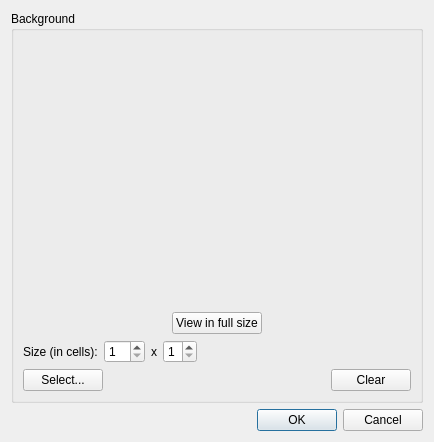
The window that client/src/ui/dialogs/layout_settings_dialog.ui (networkoptix/nx_open) describes before a commit, drawn with Qt 5.
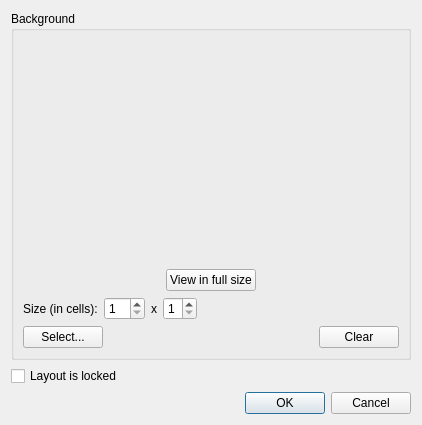
The same window after the commit. Icons and pictures are not drawn.

Commit message:
Support 'locked' flag in protobuf and dialog
<==== Mercurial data ====>
Branch: e-mapping

What changed in the file:
```diff
--- a/client/src/ui/dialogs/layout_settings_dialog.ui
+++ b/client/src/ui/dialogs/layout_settings_dialog.ui
@@ -6,8 +6,8 @@
    <rect>
     <x>0</x>
     <y>0</y>
-    <width>434</width>
-    <height>442</height>
+    <width>422</width>
+    <height>425</height>
    </rect>
   </property>
   <property name="windowTitle">
@@ -165,6 +165,13 @@
      </layout>
     </widget>
    </item>
+   <item>
+    <widget class="QCheckBox" name="lockedCheckBox">
+     <property name="text">
+      <string>Layout is locked</string>
+     </property>
+    </widget>
+   </item>
    <item>
     <widget class="QDialogButtonBox" name="buttonBox">
      <property name="orientation">
```
Left out of the diff: 1 changed line with no effect on the pictures. The commit also changes 3 other files.
